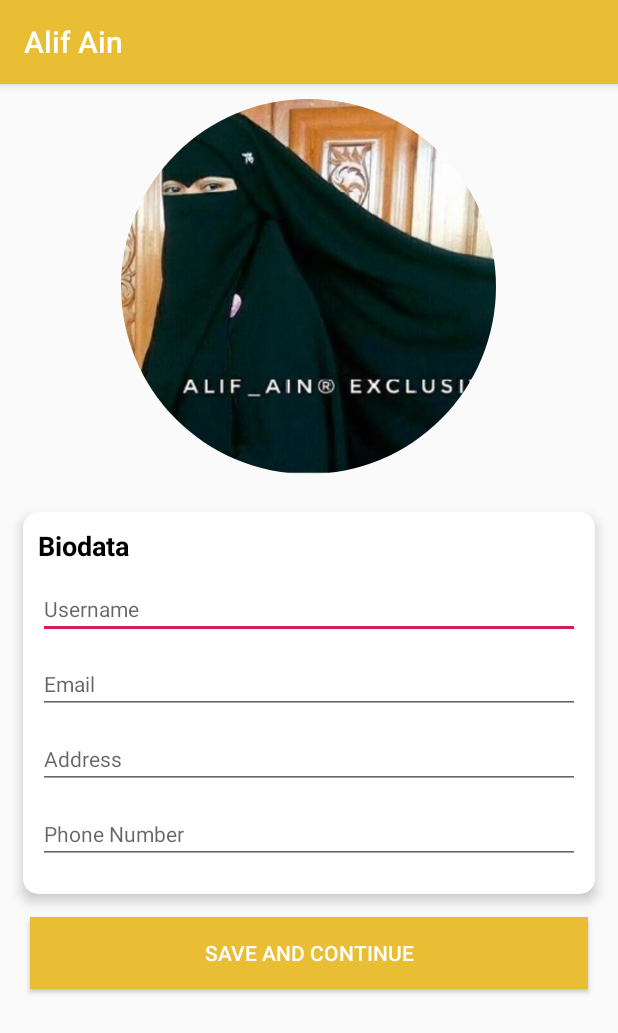
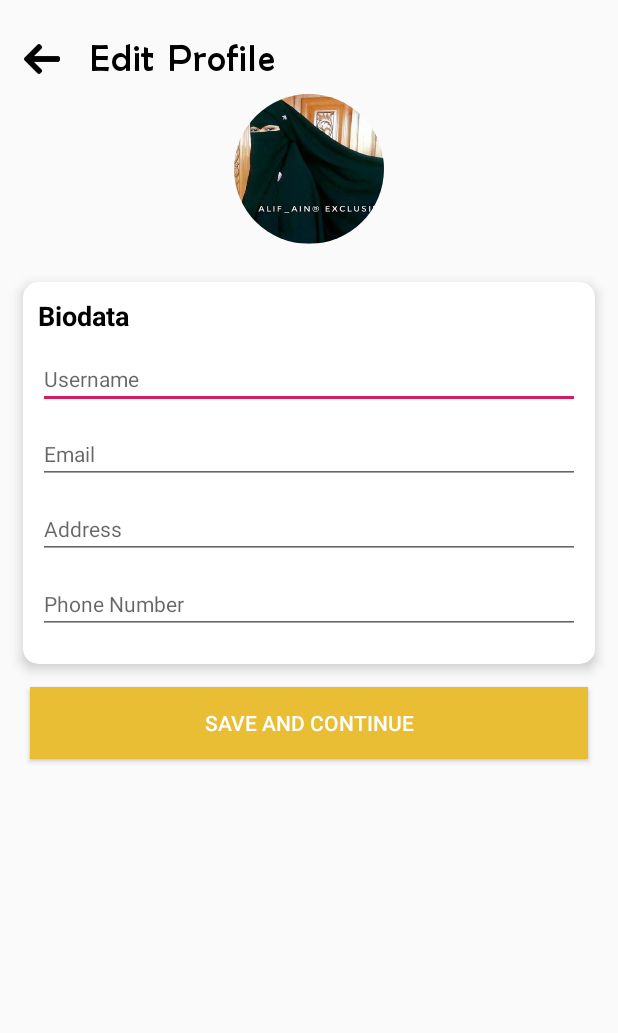
Before and after one commit to yusrisahrul10/AlifAin, an Android app: the EditProfileActivity screen opened directly, with no data from a screen before it, on a phone screen of 412 x 824 dp. Shown: the top 1033 px of the screen. Run offline under Robolectric (Android 15) with nearby library versions, the phone set to English and light mode, and no system bars; our stand-ins replace CircleImageView.

Commit message:
layout home, checkout

```diff
--- a/app/src/main/res/layout/activity_edit_profile.xml
+++ b/app/src/main/res/layout/activity_edit_profile.xml
@@ -1,5 +1,4 @@
 <?xml version="1.0" encoding="utf-8"?>
-
     <ScrollView
             xmlns:android="http://schemas.android.com/apk/res/android"
             xmlns:tools="http://schemas.android.com/tools"
@@ -15,10 +14,37 @@
                 android:orientation="vertical"
         >
 
+            <LinearLayout
+                    android:layout_width="match_parent"
+                    android:layout_height="wrap_content"
+                    android:orientation="horizontal">
+
+                <ImageView
+                        android:layout_width="24dp"
+                        android:layout_height="24dp"
+                        android:id="@+id/iv_back_product"
+                        android:layout_marginTop="27dp"
+                        android:layout_marginStart="16dp"
+                        android:src="@drawable/left_arrow"
+                        android:contentDescription="@string/todo"/>
+                <TextView
+                        android:layout_width="wrap_content"
+                        android:layout_height="wrap_content"
+                        android:textSize="25sp"
+                        android:layout_marginTop="24dp"
+                        android:layout_marginStart="20dp"
+                        android:textColor="@android:color/black"
+                        android:letterSpacing="0.03"
+                        android:lineSpacingExtra="2sp"
+                        android:text="Edit Profile"
+                        android:fontFamily="@font/berlinsans"
+                />
+            </LinearLayout>
+
             <de.hdodenhof.circleimageview.CircleImageView
                     android:id="@+id/imageView"
-                    android:layout_width="250dp"
-                    android:layout_height="250dp"
+                    android:layout_width="100dp"
+                    android:layout_height="100dp"
                     android:layout_gravity="center"
                     android:layout_margin="10dp"
                     android:src="@drawable/front" />
--- a/app/src/main/res/layout/activity_login.xml
+++ b/app/src/main/res/layout/activity_login.xml
@@ -11,7 +11,8 @@
             android:layout_width="match_parent"
             android:layout_height="wrap_content"
             android:layout_gravity="center"
-            android:layout_marginTop="50dp"
+            android:layout_marginTop="133dp"
+
             android:gravity="center"
             android:id="@+id/ll_alif_ain"
             android:orientation="vertical">
--- a/app/src/main/res/values/styles.xml
+++ b/app/src/main/res/values/styles.xml
@@ -13,4 +13,12 @@
 
     </style>
 
+    <style name="NoActionBar" parent="Theme.AppCompat.Light.NoActionBar">
+        <item name="android:windowActionBar">false</item>
+        <item name="android:windowNoTitle">true</item>
+        <item name="colorPrimary">@color/colorPrimary</item>
+        <item name="colorPrimaryDark">@color/colorPrimaryDark</item>
+        <item name="colorAccent">@color/colorAccent</item>
+    </style>
+
 </resources>
```
Also changed, not shown: app/src/main/AndroidManifest.xml (+22 -11 lines), app/src/main/res/layout/activity_checkout.xml (+28 -0 lines), app/src/main/res/layout/fragment_cart.xml (+6 -4 lines), app/src/main/res/layout/fragment_category.xml (+29 -2 lines), app/src/main/res/layout/fragment_home.xml (+26 -5 lines), app/src/main/res/layout/fragment_profile.xml (+17 -1 lines).
